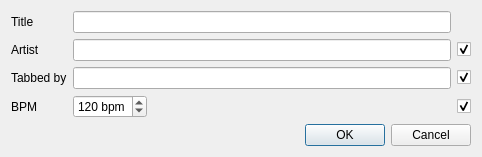
First picture: the form in src/GUI/scorePropertiesDialog.ui, repository Whatang/DrumBurp, before the edit.
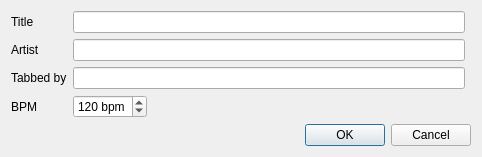
Second picture: the form after the edit.

Commit message: Removed extraneous controls.

```diff
--- a/src/GUI/scorePropertiesDialog.ui
+++ b/src/GUI/scorePropertiesDialog.ui
@@ -34,19 +34,6 @@
    <item row="1" column="1">
     <widget class="QLineEdit" name="artistEdit"/>
    </item>
-   <item row="1" column="2">
-    <widget class="QCheckBox" name="checkBox_2">
-     <property name="layoutDirection">
-      <enum>Qt::LeftToRight</enum>
-     </property>
-     <property name="text">
-      <string/>
-     </property>
-     <property name="checked">
-      <bool>true</bool>
-     </property>
-    </widget>
-   </item>
    <item row="2" column="0">
     <widget class="QLabel" name="label_3">
      <property name="text">
@@ -57,19 +44,6 @@
    <item row="2" column="1">
     <widget class="QLineEdit" name="creatorEdit"/>
    </item>
-   <item row="2" column="2">
-    <widget class="QCheckBox" name="checkBox_3">
-     <property name="layoutDirection">
-      <enum>Qt::LeftToRight</enum>
-     </property>
-     <property name="text">
-      <string/>
-     </property>
-     <property name="checked">
-      <bool>true</bool>
-     </property>
-    </widget>
-   </item>
    <item row="3" column="0">
     <widget class="QLabel" name="label_4">
      <property name="text">
@@ -105,19 +79,6 @@
      </property>
     </widget>
    </item>
-   <item row="3" column="2">
-    <widget class="QCheckBox" name="checkBox_4">
-     <property name="layoutDirection">
-      <enum>Qt::LeftToRight</enum>
-     </property>
-     <property name="text">
-      <string/>
-     </property>
-     <property name="checked">
-      <bool>true</bool>
-     </property>
-    </widget>
-   </item>
    <item row="4" column="0" colspan="3">
     <widget class="QDialogButtonBox" name="buttonBox">
      <property name="orientation">
```
Left out of the diff: 48 changed lines with no effect on the pictures. The commit also changes 1 other file.
